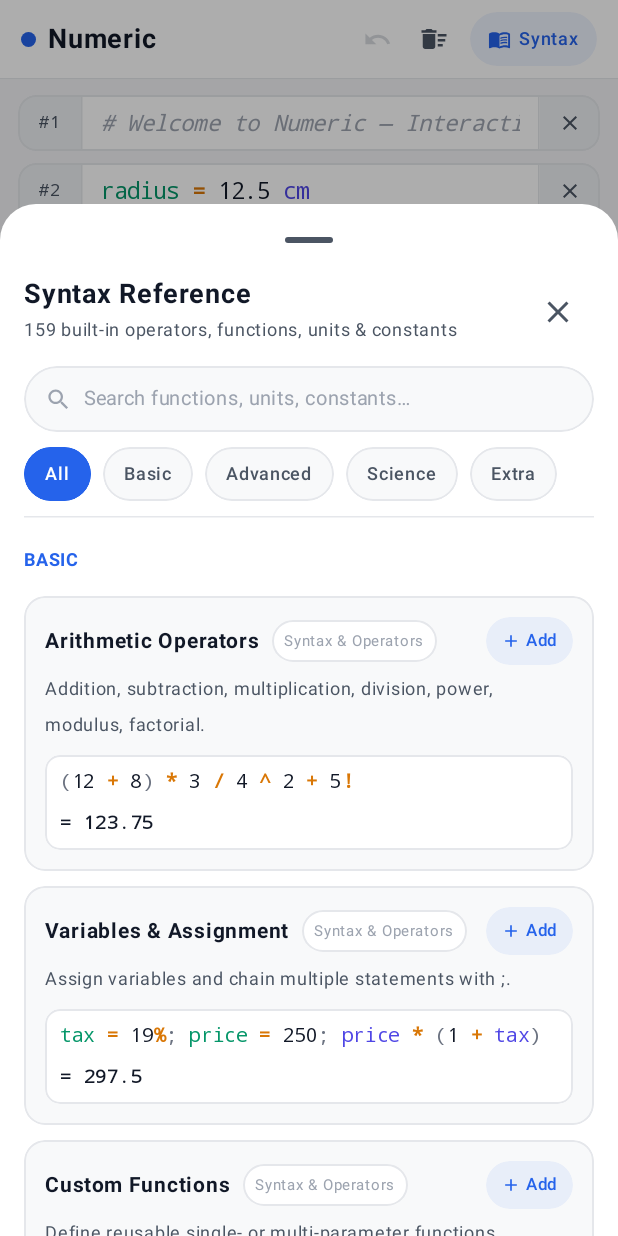
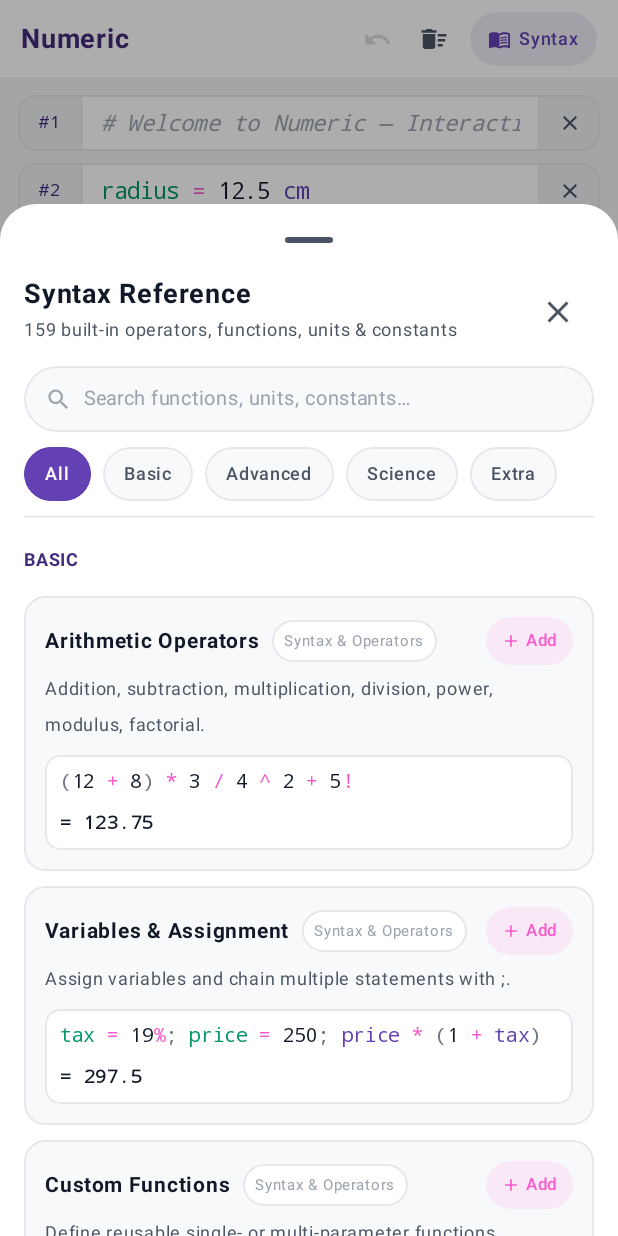
Before and after one commit to lucianmarin/numdroid, an Android app built with Jetpack Compose: the screen it shows after launch (MainActivity), after a tap on "Syntax", on a phone screen of 412 x 824 dp. Run offline under Robolectric (Android 15) with nearby library versions, the phone set to English and light mode, and no system bars; 1 other tap on this screen came first.

Commit message:
comment circle from header

```diff
--- a/app/build.gradle.kts
+++ b/app/build.gradle.kts
@@ -11,9 +11,9 @@ android {
     defaultConfig {
         applicationId = "com.lucianmarin.num"
         minSdk = 26
-        targetSdk = 35
-        versionCode = 1
-        versionName = "1.0.0"
+        targetSdk = 36
+        versionCode = 4
+        versionName = "1.1"
 
         testInstrumentationRunner = "androidx.test.runner.AndroidJUnitRunner"
     }
--- a/app/src/main/java/com/lucianmarin/num/math/SyntaxHighlighter.kt
+++ b/app/src/main/java/com/lucianmarin/num/math/SyntaxHighlighter.kt
@@ -48,12 +48,12 @@ val LightSyntaxPalette = SyntaxPalette(
     comment = Color(0xFF9CA3AF),
     string = Color(0xFFB45309),
     number = Color(0xFF111827),
-    operator = Color(0xFFD97706),
-    function = Color(0xFF2563EB),
+    operator = Color(0xFFF85ACB),
+    function = Color(0xFF6441B3),
     variable = Color(0xFF059669),
-    constant = Color(0xFF7C3AED),
-    keyword = Color(0xFF0284C7),
-    unit = Color(0xFF4F46E5),
+    constant = Color(0xFFF85ACB),
+    keyword = Color(0xFF432B7A),
+    unit = Color(0xFF6441B3),
     punctuation = Color(0xFF6B7280)
 )
 
@@ -62,12 +62,12 @@ val DarkSyntaxPalette = SyntaxPalette(
     comment = Color(0xFF6B7280),
     string = Color(0xFFFBBF24),
     number = Color(0xFFF3F4F6),
-    operator = Color(0xFFF59E0B),
-    function = Color(0xFF60A5FA),
+    operator = Color(0xFFF85ACB),
+    function = Color(0xFFA78BFA),
     variable = Color(0xFF34D399),
-    constant = Color(0xFFA78BFA),
-    keyword = Color(0xFF38BDF8),
-    unit = Color(0xFF818CF8),
+    constant = Color(0xFFF85ACB),
+    keyword = Color(0xFFC4B5FD),
+    unit = Color(0xFF8B5CF6),
     punctuation = Color(0xFF9CA3AF)
 )
 
@@ -187,11 +187,11 @@ object SyntaxHighlighter {
                     SyntaxTokenType.COMMENT -> SpanStyle(color = palette.comment, fontStyle = FontStyle.Italic)
                     SyntaxTokenType.STRING -> SpanStyle(color = palette.string)
                     SyntaxTokenType.NUMBER -> SpanStyle(color = palette.number)
-                    SyntaxTokenType.OPERATOR -> SpanStyle(color = palette.operator, fontWeight = FontWeight.SemiBold)
-                    SyntaxTokenType.FUNCTION -> SpanStyle(color = palette.function, fontWeight = FontWeight.Medium)
-                    SyntaxTokenType.VARIABLE -> SpanStyle(color = palette.variable, fontWeight = FontWeight.Medium)
-                    SyntaxTokenType.CONSTANT -> SpanStyle(color = palette.constant, fontWeight = FontWeight.Medium)
-                    SyntaxTokenType.KEYWORD -> SpanStyle(color = palette.keyword, fontWeight = FontWeight.Medium)
+                    SyntaxTokenType.OPERATOR -> SpanStyle(color = palette.operator)
+                    SyntaxTokenType.FUNCTION -> SpanStyle(color = palette.function)
+                    SyntaxTokenType.VARIABLE -> SpanStyle(color = palette.variable)
+                    SyntaxTokenType.CONSTANT -> SpanStyle(color = palette.constant)
+                    SyntaxTokenType.KEYWORD -> SpanStyle(color = palette.keyword)
                     SyntaxTokenType.UNIT -> SpanStyle(color = palette.unit)
                     SyntaxTokenType.PUNCTUATION -> SpanStyle(color = palette.punctuation)
                 }
--- a/app/src/main/java/com/lucianmarin/num/ui/CalculatorScreen.kt
+++ b/app/src/main/java/com/lucianmarin/num/ui/CalculatorScreen.kt
@@ -266,16 +266,16 @@ private fun TopHeaderBar(
                     verticalAlignment = Alignment.CenterVertically,
                     modifier = Modifier.clickable { onToggleScope() }
                 ) {
-                    Box(
-                        modifier = Modifier
-                            .size(10.dp)
-                            .clip(CircleShape)
-                            .background(colors.accentOrange)
-                    )
-                    Spacer(modifier = Modifier.width(8.dp))
+//                    Box(
+//                        modifier = Modifier
+//                            .size(10.dp)
+//                            .clip(CircleShape)
+//                            .background(colors.accentPink)
+//                    )
+//                    Spacer(modifier = Modifier.width(8.dp))
                     Text(
                         text = "Numeric",
-                        color = colors.textPrimary,
+                        color = colors.accentBlue,
                         fontSize = 18.sp,
                         fontWeight = FontWeight.Bold
                     )
@@ -473,7 +473,7 @@ private fun StatBadge(
         ) {
             Text(
                 text = "$label ",
-                color = colors.textMuted,
+                color = colors.accentPink,
                 fontSize = 10.sp,
                 fontWeight = FontWeight.Bold
             )
@@ -528,7 +528,7 @@ private fun HistoryEntryCard(
                 ) {
                     Text(
                         text = "#$lineNumber",
-                        color = colors.textSecondary,
+                        color = colors.accentBlue,
                         fontSize = 11.sp,
                         fontFamily = FontFamily.Monospace,
                         fontWeight = FontWeight.Medium
@@ -709,7 +709,7 @@ private fun BottomCalculatorInputPanel(
                 ) {
                     Text(
                         text = "#$lineNumber",
-                        color = colors.textSecondary,
+                        color = colors.accentBlue,
                         fontSize = 11.sp,
                         fontFamily = FontFamily.Monospace,
                         fontWeight = FontWeight.Medium
@@ -1087,7 +1087,7 @@ private fun SyntaxCatalogBottomSheet(
                 item(key = "header_${group.category}") {
                     Text(
                         text = group.category.uppercase(),
-                        color = colors.accentOrange,
+                        color = colors.accentBlue,
                         fontSize = 12.sp,
                         fontWeight = FontWeight.Bold,
                         modifier = Modifier.padding(top = 4.dp, bottom = 2.dp)
@@ -1163,7 +1163,7 @@ private fun SyntaxCatalogItemCard(
                 }
 
                 Surface(
-                    color = colors.accentOrangeSoft,
+                    color = colors.accentPinkSoft,
                     shape = CircleShape,
                     modifier = Modifier
                         .clip(CircleShape)
@@ -1176,13 +1176,13 @@ private fun SyntaxCatalogItemCard(
                         Icon(
                             imageVector = Icons.Default.Add,
                             contentDescription = "Add to History",
-                            tint = colors.accentOrange,
+                            tint = colors.accentPink,
                             modifier = Modifier.size(13.dp)
                         )
                         Spacer(modifier = Modifier.width(3.dp))
                         Text(
                             text = "Add",
-                            color = colors.accentOrange,
+                            color = colors.accentPink,
                             fontSize = 11.sp,
                             fontWeight = FontWeight.SemiBold
                         )
--- a/app/src/main/java/com/lucianmarin/num/ui/theme/Theme.kt
+++ b/app/src/main/java/com/lucianmarin/num/ui/theme/Theme.kt
@@ -32,6 +32,8 @@ data class NumColors(
     val accentOrangeSoft: Color,
     val accentBlue: Color,
     val accentBlueSoft: Color,
+    val accentPink: Color,
+    val accentPinkSoft: Color,
     val accentGreen: Color,
     val errorText: Color,
     val errorBg: Color,
@@ -49,10 +51,12 @@ val LightNumColors = NumColors(
     textPrimary = Color(0xFF111827),
     textSecondary = Color(0xFF4B5563),
     textMuted = Color(0xFF9CA3AF),
-    accentOrange = Color(0xFF2563EB),
-    accentOrangeSoft = Color(0x142563EB),
-    accentBlue = Color(0xFF2563EB),
-    accentBlueSoft = Color(0x142563EB),
+    accentOrange = Color(0xFF6441B3),
+    accentOrangeSoft = Color(0x176441B3),
+    accentBlue = Color(0xFF432B7A),
+    accentBlueSoft = Color(0x14432B7A),
+    accentPink = Color(0xFFF85ACB),
+    accentPinkSoft = Color(0x1AF85ACB),
     accentGreen = Color(0xFF059669),
     errorText = Color(0xFFDC2626),
     errorBg = Color(0x14DC2626),
@@ -70,10 +74,12 @@ val DarkNumColors = NumColors(
     textPrimary = Color(0xFFF3F4F6),
     textSecondary = Color(0xFF9CA3AF),
     textMuted = Color(0xFF6B7280),
-    accentOrange = Color(0xFF3B82F6),
-    accentOrangeSoft = Color(0x263B82F6),
-    accentBlue = Color(0xFF3B82F6),
-    accentBlueSoft = Color(0x263B82F6),
+    accentOrange = Color(0xFF6441B3),
+    accentOrangeSoft = Color(0x2E6441B3),
+    accentBlue = Color(0xFF432B7A),
+    accentBlueSoft = Color(0x33432B7A),
+    accentPink = Color(0xFFF85ACB),
+    accentPinkSoft = Color(0x26F85ACB),
     accentGreen = Color(0xFF34D399),
     errorText = Color(0xFFF87171),
     errorBg = Color(0x26F87171),
@@ -86,7 +92,7 @@ val LocalNumColors = staticCompositionLocalOf { LightNumColors }
 private val LightColorScheme = lightColorScheme(
     primary = LightNumColors.accentOrange,
     secondary = LightNumColors.accentBlue,
-    tertiary = LightNumColors.accentGreen,
+    tertiary = LightNumColors.accentPink,
     background = LightNumColors.bgApp,
     surface = LightNumColors.bgSurface,
     surfaceVariant = LightNumColors.bgSubtle,
@@ -102,7 +108,7 @@ private val LightColorScheme = lightColorScheme(
 private val DarkColorScheme = darkColorScheme(
     primary = DarkNumColors.accentOrange,
     secondary = DarkNumColors.accentBlue,
-    tertiary = DarkNumColors.accentGreen,
+    tertiary = DarkNumColors.accentPink,
     background = DarkNumColors.bgApp,
     surface = DarkNumColors.bgSurface,
     surfaceVariant = DarkNumColors.bgSubtle,
--- /dev/null
+++ b/app/src/main/res/values-night/themes.xml
@@ -0,0 +1,10 @@
+<?xml version="1.0" encoding="utf-8"?>
+<resources xmlns:tools="http://schemas.android.com/tools">
+    <style name="Theme.Numeric" parent="android:Theme.Material.NoActionBar">
+        <item name="android:windowBackground">@android:color/black</item>
+        <item name="android:windowSplashScreenBackground" tools:targetApi="s">@android:color/black</item>
+        <item name="android:statusBarColor">@android:color/transparent</item>
+        <item name="android:navigationBarColor">@android:color/transparent</item>
+        <item name="android:enforceNavigationBarContrast" tools:targetApi="q">false</item>
+    </style>
+</resources>
--- a/app/src/main/res/values/themes.xml
+++ b/app/src/main/res/values/themes.xml
@@ -1,6 +1,8 @@
 <?xml version="1.0" encoding="utf-8"?>
 <resources xmlns:tools="http://schemas.android.com/tools">
-    <style name="Theme.Numeric" parent="android:Theme.Material.NoActionBar">
+    <style name="Theme.Numeric" parent="android:Theme.Material.Light.NoActionBar">
+        <item name="android:windowBackground">@android:color/white</item>
+        <item name="android:windowSplashScreenBackground" tools:targetApi="s">@android:color/white</item>
         <item name="android:statusBarColor">@android:color/transparent</item>
         <item name="android:navigationBarColor">@android:color/transparent</item>
         <item name="android:enforceNavigationBarContrast" tools:targetApi="q">false</item>
```
